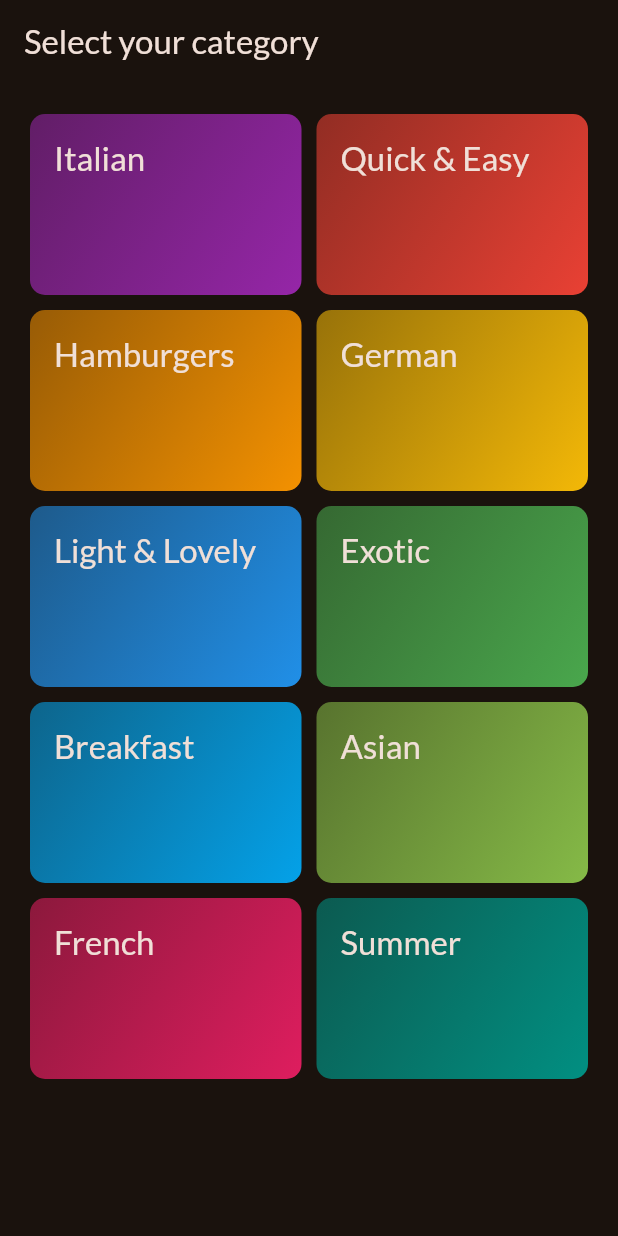
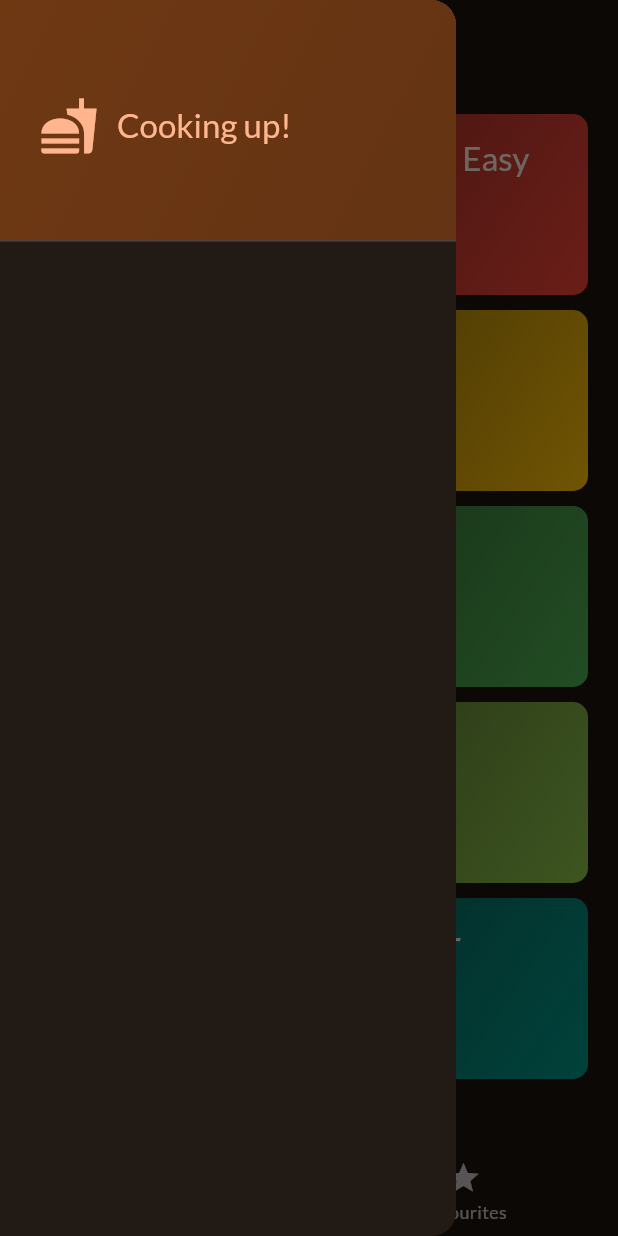
Before and after one commit to GABRIELOFGOD/meal_flutter_app, a Flutter app: the screen it shows after launch, with the side drawer open (before the commit the screen has no drawer), on a phone screen of 412 x 824 dp. Run offline on Flutter 3.47's test engine with Material 3 defaults, Android fonts, the phone set to English and light mode, and no system bars; our stand-ins replace google_fonts, transparent_image.

```diff
--- a/lib/main.dart
+++ b/lib/main.dart
@@ -1,7 +1,7 @@
 import 'package:flutter/material.dart';
 
 import 'package:google_fonts/google_fonts.dart';
-import "package:meals/screen/category/category_view.dart";
+import 'package:meals/screen/tab_screen.dart';
 
 final theme = ThemeData(
   useMaterial3: true,
@@ -22,7 +22,8 @@ class App extends StatelessWidget {
   @override
   Widget build(BuildContext context) {
     return MaterialApp(
-      theme: theme, home: const CategoriesScreen(),
+      theme: theme,
+      home: const TabScreen(),
     );
   }
 }
--- a/lib/screen/category/category_view.dart
+++ b/lib/screen/category/category_view.dart
@@ -6,7 +6,8 @@ import "package:meals/data/dummy_data.dart";
 import "package:meals/screen/meal/meal_screen.dart";
 
 class CategoriesScreen extends StatelessWidget {
-  const CategoriesScreen({super.key});
+  const CategoriesScreen({super.key,  required this.addFavourite,});
+  final void Function(Meal meal) addFavourite;
 
   void _selectedCategory(BuildContext context, Category category) {
     final filteredMeal = dummyMeals
@@ -17,18 +18,14 @@ class CategoriesScreen extends StatelessWidget {
       context,
       MaterialPageRoute(
         builder: (ctx) =>
-            MealScreen(title: category.title, meals: filteredMeal),
+            MealScreen(title: category.title, meals: filteredMeal, addFavourite: addFavourite,),
       ),
     );
   }
 
   @override
   Widget build(BuildContext context) {
-    return Scaffold(
-      appBar: AppBar(
-        title: const Text("Select your category"),
-      ),
-      body: GridView(
+    return GridView(
       padding: const EdgeInsets.all(20),
       gridDelegate: const SliverGridDelegateWithFixedCrossAxisCount(
         crossAxisCount: 2,
@@ -45,7 +42,6 @@ class CategoriesScreen extends StatelessWidget {
             },
           ),
       ],
-      ),
     );
   }
 }
--- /dev/null
+++ b/lib/screen/main_drawer.dart
@@ -0,0 +1,51 @@
+import 'package:flutter/material.dart';
+
+class MainDrawer extends StatelessWidget {
+  const MainDrawer({super.key});
+
+  @override
+  Widget build(BuildContext context) {
+    return Drawer(
+      child: Column(
+        children: [
+          DrawerHeader(
+              decoration: BoxDecoration(
+                // color: Theme.of(context).colorScheme.primaryContainer,
+                gradient: LinearGradient(
+                  colors: [
+                    Theme.of(context).colorScheme.primaryContainer,
+                    Theme.of(context)
+                        .colorScheme
+                        .primaryContainer
+                        .withOpacity(0.85),
+                  ],
+                  begin: Alignment.topLeft,
+                  end: Alignment.bottomRight,
+                ),
+              ),
+              child: Padding(
+                padding: const EdgeInsets.all(10),
+                child: Row(
+                  children: [
+                    Icon(
+                      Icons.fastfood,
+                      size: 40,
+                      color: Theme.of(context).colorScheme.primary,
+                    ),
+                    const SizedBox(
+                      width: 12,
+                    ),
+                    Text(
+                      "Cooking up!",
+                      style: Theme.of(context).textTheme.titleLarge!.copyWith(
+                            color: Theme.of(context).colorScheme.primary,
+                          ),
+                    ),
+                  ],
+                ),
+              ))
+        ],
+      ),
+    );
+  }
+}
--- a/lib/screen/meal/components/meal_item.dart
+++ b/lib/screen/meal/components/meal_item.dart
@@ -8,9 +8,11 @@ class MealItem extends StatelessWidget {
   const MealItem({
     super.key,
     required this.meal,
+    required this.addFavourite,
   });
 
   final Meal meal;
+  final void Function(Meal meal) addFavourite;
 
   String get complexityGetter {
     return meal.complexity.name[0].toUpperCase() +
@@ -37,6 +39,7 @@ class MealItem extends StatelessWidget {
             context,
             MaterialPageRoute(
               builder: (ctx) => MealDetailsScreen(
+                addFavourite: addFavourite,
                 meal: meal,
               ),
             ),
--- /dev/null
+++ b/lib/screen/tab_screen.dart
@@ -0,0 +1,71 @@
+import 'package:flutter/material.dart';
+import 'package:meals/models/meal_model.dart';
+import 'package:meals/screen/category/category_view.dart';
+import 'package:meals/screen/main_drawer.dart';
+import 'package:meals/screen/meal/meal_screen.dart';
+
+class TabScreen extends StatefulWidget {
+  const TabScreen({super.key});
+
+  @override
+  State<TabScreen> createState() => _TabScreenState();
+}
+
+class _TabScreenState extends State<TabScreen> {
+  int _selectedPageIndex = 0;
+
+  final List<Meal> _favouriteMeals = [];
+
+  void _toggleFavouriteStatus(Meal meal) {
+    bool mealExists = _favouriteMeals.contains(meal);
+    if (mealExists) {
+      setState(() {
+        _favouriteMeals.remove(meal);
+      });
+      SnackBar(
+          content: Text("${meal.title} is added to favourite successfully!"));
+    } else {
+      setState(() {
+        _favouriteMeals.add(meal);
+      });
+    }
+  }
+
+  @override
+  Widget build(BuildContext context) {
+    Widget activeScreen = CategoriesScreen(
+      addFavourite: _toggleFavouriteStatus,
+    );
+    String activeTitle = "Category";
+
+    if (_selectedPageIndex == 1) {
+      activeScreen = MealScreen(
+        meals: _favouriteMeals,
+        addFavourite: _toggleFavouriteStatus,
+      );
+      activeTitle = "Favourites";
+    }
+    return Scaffold(
+      appBar: AppBar(
+        title: Text(activeTitle),
+      ),
+      drawer: const MainDrawer(),
+      bottomNavigationBar: BottomNavigationBar(
+        currentIndex: _selectedPageIndex,
+        items: const [
+          BottomNavigationBarItem(
+            icon: Icon(Icons.set_meal),
+            label: "Category",
+          ),
+          BottomNavigationBarItem(icon: Icon(Icons.star), label: "Favourites")
+        ],
+        onTap: (index) {
+          setState(() {
+            _selectedPageIndex = index;
+          });
+        },
+      ),
+      body: activeScreen,
+    );
+  }
+}
```
Also changed, not shown: lib/screen/meal/meal_screen.dart (+16 -8 lines), lib/screen/meal_details/meal_details_screen.dart (+15 -1 lines). Lines whose indentation alone changed are shown as unchanged.
